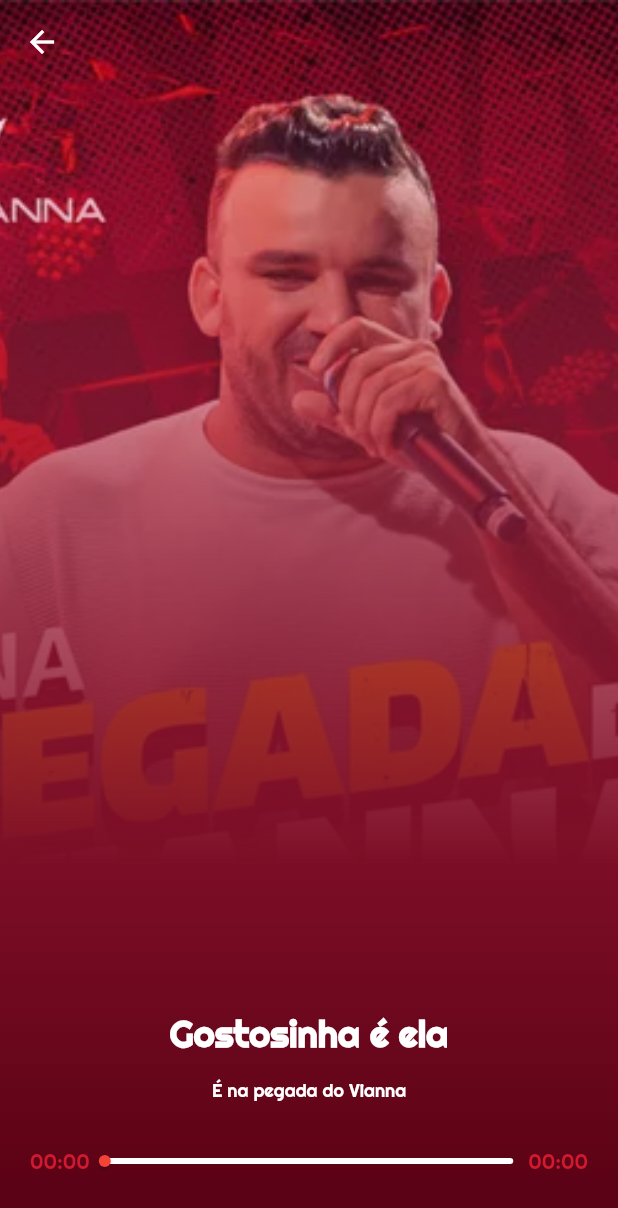
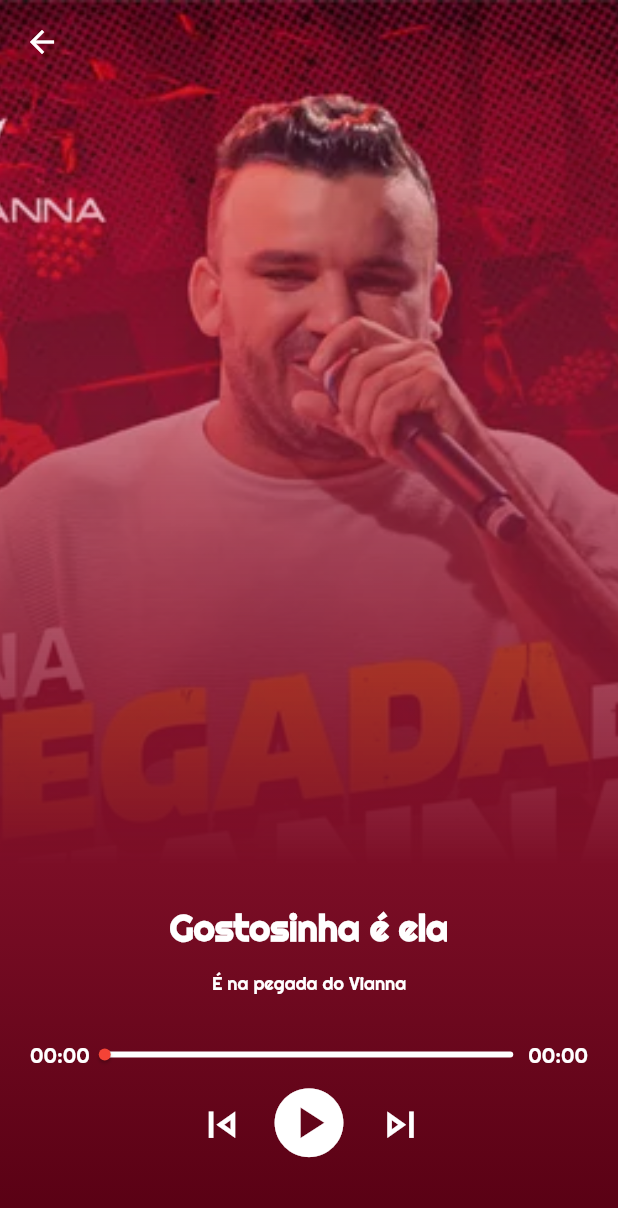
Before and after one commit to Multimedia-Project-UFPB/task-music-app-flutter, a Flutter app: the SongScreen screen opened directly with sample values from the repository, on a phone screen of 412 x 824 dp. Shown: the top 1208 px of the screen. Run offline on Flutter 3.47's test engine with Material 2 defaults, Android fonts, the phone set to English and light mode, and no system bars; our stand-ins replace flutter_mobx, flutter_zoom_drawer, just_audio, mobx, rxdart; generated files the repository leaves out were written again; network calls fail.

Commit message:
Implementing player buttons

```diff
--- a/lib/app/view/song.screen.dart
+++ b/lib/app/view/song.screen.dart
@@ -117,9 +117,102 @@
                 duration: positionData?.duration ?? Duration.zero,
                 onChanged: audioPlayer.seek,
               );
-              })
+            },
+          ),
+          PlayerButtons(audioPlayer: audioPlayer)
         ],
       ),
     );
   }
 }
+
+class PlayerButtons extends StatelessWidget {
+  const PlayerButtons({
+    Key? key,
+    required this.audioPlayer,
+  }) : super(key: key);
+
+  final AudioPlayer audioPlayer;
+
+  @override
+  Widget build(BuildContext context) {
+    return Row(
+      mainAxisAlignment: MainAxisAlignment.center,
+      children: [
+        StreamBuilder<int?>(
+          stream: audioPlayer.currentIndexStream,
+          builder: (context, snapshot) {
+            return IconButton(
+              onPressed:
+                  audioPlayer.hasPrevious ? audioPlayer.seekToPrevious : null,
+              icon: const Icon(
+                Icons.skip_previous_outlined,
+                color: Colors.white,
+                size: 35,
+              ),
+            );
+          },
+        ),
+        StreamBuilder<PlayerState>(
+          stream: audioPlayer.playerStateStream,
+          builder: (context, snapshot) {
+            if (snapshot.hasData) {
+              final playerState = snapshot.data;
+              final processingState = playerState!.processingState;
+              if (processingState == ProcessingState.loading ||
+                  processingState == ProcessingState.buffering) {
+                return Container(
+                  width: 64,
+                  height: 64,
+                  margin: const EdgeInsets.all(10),
+                  child: const CircularProgressIndicator.adaptive(),
+                );
+              } else if (!audioPlayer.playing) {
+                return IconButton(
+                  onPressed: audioPlayer.play,
+                  iconSize: 55,
+                  icon: const Icon(
+                    Icons.play_circle,
+                    color: Colors.white,
+                  ),
+                );
+              } else if (processingState != ProcessingState.completed) {
+                return IconButton(
+                  onPressed: audioPlayer.pause,
+                  iconSize: 55,
+                  icon: const Icon(
+                    Icons.pause_circle,
+                    color: Colors.white,
+                  ),
+                );
+              } else {
+                return IconButton(
+                  onPressed: () => audioPlayer.seek(Duration.zero,
+                      index: audioPlayer.effectiveIndices!.first),
+                  iconSize: 55,
+                  icon: const Icon(Icons.replay_circle_filled_outlined),
+                  color: Colors.white,
+                );
+              }
+            } else {
+              return const CircularProgressIndicator.adaptive();
+            }
+          },
+        ),
+        StreamBuilder<int?>(
+          stream: audioPlayer.currentIndexStream,
+          builder: (context, snapshot) {
+            return IconButton(
+              onPressed: audioPlayer.hasNext ? audioPlayer.seekToNext : null,
+              icon: const Icon(
+                Icons.skip_next_outlined,
+                color: Colors.white,
+                size: 35,
+              ),
+            );
+          },
+        ),
+      ],
+    );
+  }
+}
--- a/lib/app/widgets/skeekbar.dart
+++ b/lib/app/widgets/skeekbar.dart
@@ -46,7 +46,10 @@
   Widget build(BuildContext context) {
     return Row(
       children: [
-        Text(_formatDuration(widget.position)),
+        Text(
+          _formatDuration(widget.position),
+          style: const TextStyle(color: Colors.white),
+        ),
         Expanded(
           child: SliderTheme(
             data: SliderTheme.of(context).copyWith(
@@ -84,7 +87,10 @@
             ),
           ),
         ),
-        Text(_formatDuration(widget.duration)),
+        Text(
+          _formatDuration(widget.duration),
+          style: const TextStyle(color: Colors.white),
+        ),
       ],
     );
   }
```
Lines whose indentation alone changed are shown as unchanged.
